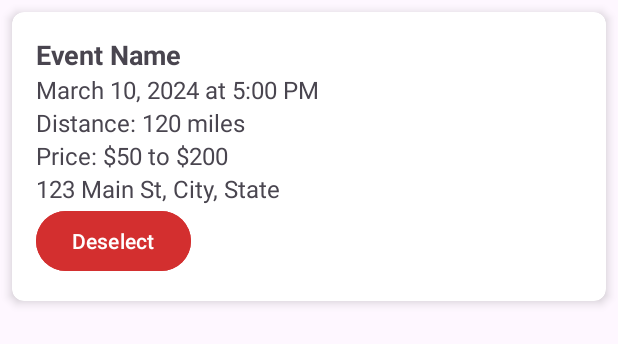
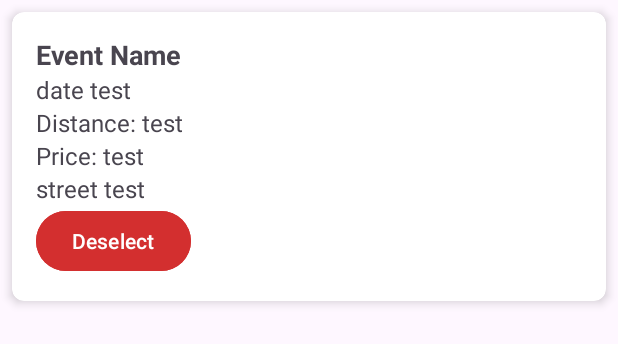
Before and after one commit to Andrewslayton/activitiesAndroid, an Android app: the layout event_details.xml on its own in the app's theme, with its tools: preview values and no code run, on a phone screen of 412 x 824 dp. Shown: the top 344 px of the screen. Run offline under Robolectric (Android 15) with nearby library versions, the phone set to English and light mode, and no system bars.

Commit message:
last change need is the address JSON format and touch up front a bit

```diff
--- a/app/src/main/AndroidManifest.xml
+++ b/app/src/main/AndroidManifest.xml
@@ -51,6 +51,8 @@
 
         <activity android:name=".FurtherDetailsActivity"
             android:exported="true"/>
+        <activity android:name=".SettingsActivity"
+            android:exported="true"/>
     </application>
 
 </manifest>
--- a/app/src/main/java/com/example/activitys/TicketmasterApiService.kt
+++ b/app/src/main/java/com/example/activitys/TicketmasterApiService.kt
@@ -12,6 +12,6 @@ interface TicketmasterApiService {
         @Query("latlong") latlong: String,
         @Query("radius") radius: String,
         @Query("unit") unit: String = "miles",
-        @Query("keyword") keyword: String? = null
-    ): Response<EventsResponse>  // Assuming EventsResponse wraps the list of Event objects
+        @Query("classificationName") keyword: String? = null
+    ): Response<EventsResponse>
 }
--- a/app/src/main/res/layout/event_details.xml
+++ b/app/src/main/res/layout/event_details.xml
@@ -27,27 +27,27 @@
             android:layout_width="match_parent"
             android:layout_height="wrap_content"
             android:textSize="16sp"
-            tools:text="March 10, 2024 at 5:00 PM"/>
+            tools:text="date test"/>
 
         <TextView
             android:id="@+id/eventDistanceTextView"
             android:layout_width="match_parent"
             android:layout_height="wrap_content"
             android:textSize="16sp"
-            tools:text="Distance: 120 miles"/>
+            tools:text="Distance: test"/>
 
         <TextView
             android:id="@+id/eventPriceRangeTextView"
             android:layout_width="match_parent"
             android:layout_height="wrap_content"
             android:textSize="16sp"
-            tools:text="Price: $50 to $200"/>
+            tools:text="Price: test"/>
         <TextView
             android:id="@+id/addressTextView"
             android:layout_width="match_parent"
             android:layout_height="wrap_content"
             android:textSize="16sp"
-            tools:text="123 Main St, City, State" />
+            tools:text="street test" />
 
         <Button
             android:id="@+id/deselectButton"
--- a/app/src/main/res/layout/event_list_item.xml
+++ b/app/src/main/res/layout/event_list_item.xml
@@ -24,6 +24,7 @@
             android:layout_height="wrap_content"
             android:textSize="14sp" />
 
+
         <Button
             android:id="@+id/selectButton"
             android:layout_width="wrap_content"
```
Also changed, not shown: app/src/main/java/com/example/activitys/EventsResponse.kt (deleted).
